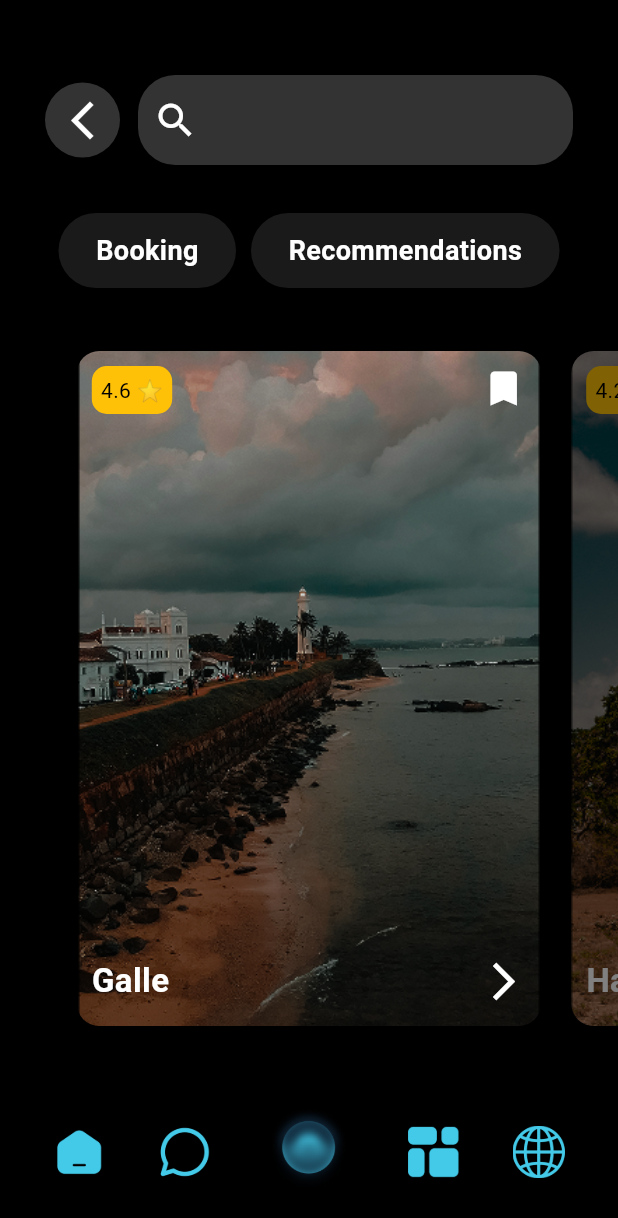
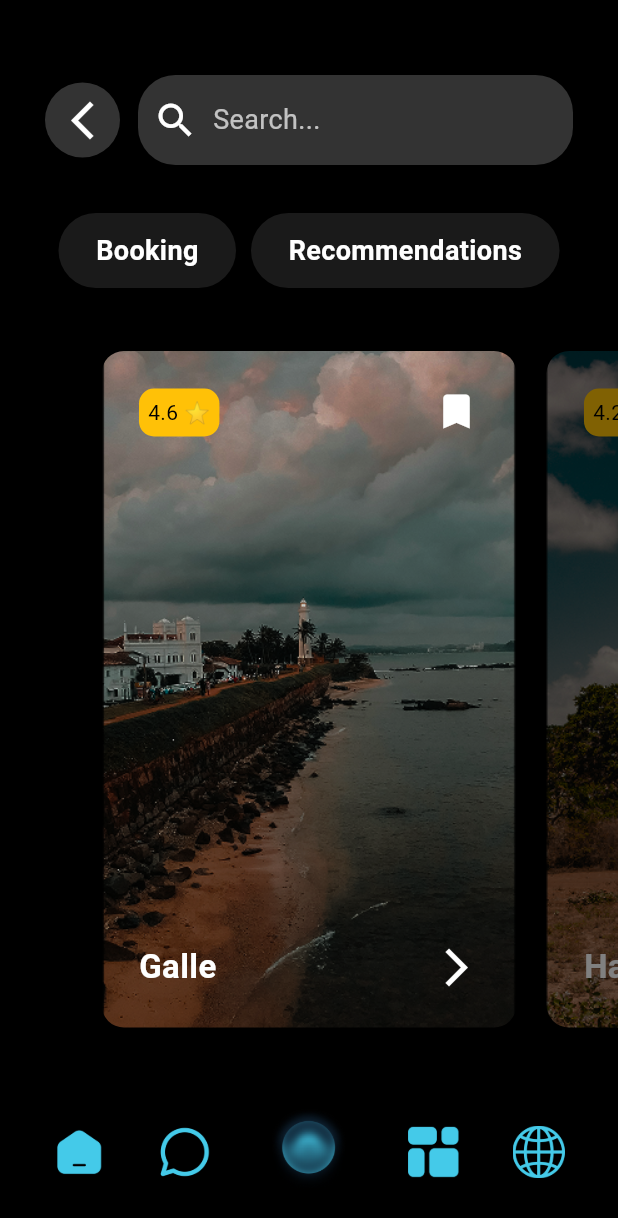
Before and after one commit to beast5292/ROAMEO, a Flutter app: the screen it shows after launch, on a phone screen of 412 x 824 dp. Shown: the top 1218 px of the screen. Run offline on Flutter 3.47's test engine with Material 3 defaults, Android fonts, the phone set to English and light mode, and no system bars.

Commit message:
Updated UI layout

```diff
--- a/explore_page/lib/explore_page.dart
+++ b/explore_page/lib/explore_page.dart
@@ -10,7 +10,7 @@ class ExplorePage extends StatefulWidget {
 class _ExplorePageState extends State<ExplorePage> {
   int _selectedIndex = 3; // Default active tab
   int _currentPage = 0;
-  final PageController _pageController = PageController(viewportFraction: 0.80);
+  final PageController _pageController = PageController(viewportFraction: 0.72);
 
   final List<Map<String, dynamic>> travelCards = [
     {"name": "Galle", "image": "assets/images/Galle.png", "rating": 4.6},
@@ -48,7 +48,7 @@ class _ExplorePageState extends State<ExplorePage> {
               padding: const EdgeInsets.symmetric(horizontal: 30, vertical: 30),
               child: Row(
                 children: [
-                  // Back Button
+                  // 🔹 Back Button 🔹
                   GestureDetector(
                     onTap: () {
                       print("Back button tapped");
@@ -57,15 +57,17 @@ class _ExplorePageState extends State<ExplorePage> {
                       width: 50,
                       height: 50,
                       decoration: BoxDecoration(
-                        shape: BoxShape.circle,
-                        color: Colors.white.withOpacity(0.2),
+                        color: Colors.white.withOpacity(0.2), // Same as category chips
+                        borderRadius: BorderRadius.circular(25), // Same as category chips
                       ),
-                      child: const Icon(Icons.arrow_back_ios_new, color: Colors.white, size: 30),
+                      child: const Center( // Center the icon inside the container
+                        child: Icon(Icons.arrow_back_ios_new, color: Colors.white, size: 30),
+                      ),
                     ),
                   ),
                   const SizedBox(width: 12),
 
-                  // Search Bar
+                  // 🔹 Search Bar 🔹
                   Expanded(
                     child: GestureDetector(
                       onTap: () {
@@ -74,14 +76,21 @@ class _ExplorePageState extends State<ExplorePage> {
                       child: Container(
                         height: 60,
                         decoration: BoxDecoration(
-                          color: Colors.white.withOpacity(0.2),
-                          borderRadius: BorderRadius.circular(25),
+                          color: Colors.white.withOpacity(0.2), // Same as category chips
+                          borderRadius: BorderRadius.circular(25), // Same as category chips
                         ),
-                        child: const Row(
+                        child: Row(
                           children: [
-                            SizedBox(width: 10),
-                            Icon(Icons.search, color: Colors.white, size: 30),
-                            SizedBox(width: 10),
+                            const SizedBox(width: 10),
+                            const Icon(Icons.search, color: Colors.white, size: 30),
+                            const SizedBox(width: 10),
+                            Text(
+                              "Search...",
+                              style: TextStyle( // Removed `const` here
+                                color: Colors.white.withOpacity(0.7),
+                                fontSize: 18,
+                              ),
+                            ),
                           ],
                         ),
                       ),
@@ -107,7 +116,7 @@ class _ExplorePageState extends State<ExplorePage> {
             // 🔹 Travel Cards with PageView 🔹
             const SizedBox(height: 40),
             SizedBox(
-              height: 450, // Adjust height
+              height: 451, // Adjusted height to accommodate taller cards
               child: PageView.builder(
                 controller: _pageController,
                 itemCount: travelCards.length,
@@ -172,7 +181,7 @@ class _ExplorePageState extends State<ExplorePage> {
       child: Container(
         padding: const EdgeInsets.symmetric(horizontal: 25, vertical: 12),
         decoration: BoxDecoration(
-          color: Colors.white.withOpacity(0.1),
+          color: Colors.white.withOpacity(0.1), // Same as back button and search bar
           borderRadius: BorderRadius.circular(25),
         ),
         child: Text(
@@ -231,17 +240,18 @@ class TravelCard extends StatelessWidget {
       onTap: onTap,
       child: Container(
         margin: const EdgeInsets.symmetric(horizontal: 10),
-        width: 260,
+        width: 220, // Adjusted width (thinner)
+        height: 320, // Adjusted height (taller)
         decoration: BoxDecoration(
           borderRadius: BorderRadius.circular(15),
           image: DecorationImage(image: AssetImage(imagePath), fit: BoxFit.cover),
         ),
         child: Stack(
           children: [
-            Positioned(top: 10, left: 10, child: _buildRatingBadge(rating)),
-            Positioned(top: 10, right: 10, child: Icon(Icons.bookmark, color: Colors.white, size: 30)),
-            Positioned(bottom: 15, left: 10, child: _buildNameLabel(name)),
-            Positioned(bottom: 15, right: 10, child: Icon(Icons.arrow_forward_ios, color: Colors.white, size: 30)),
+            Positioned(top: 25, left: 25, child: _buildRatingBadge(rating)),
+            Positioned(top: 25, right: 25, child: Icon(Icons.bookmark, color: Colors.white, size: 30)),
+            Positioned(bottom: 25, left: 25, child: _buildNameLabel(name)),
+            Positioned(bottom: 25, right: 25, child: Icon(Icons.arrow_forward_ios, color: Colors.white, size: 30)),
           ],
         ),
       ),
```
